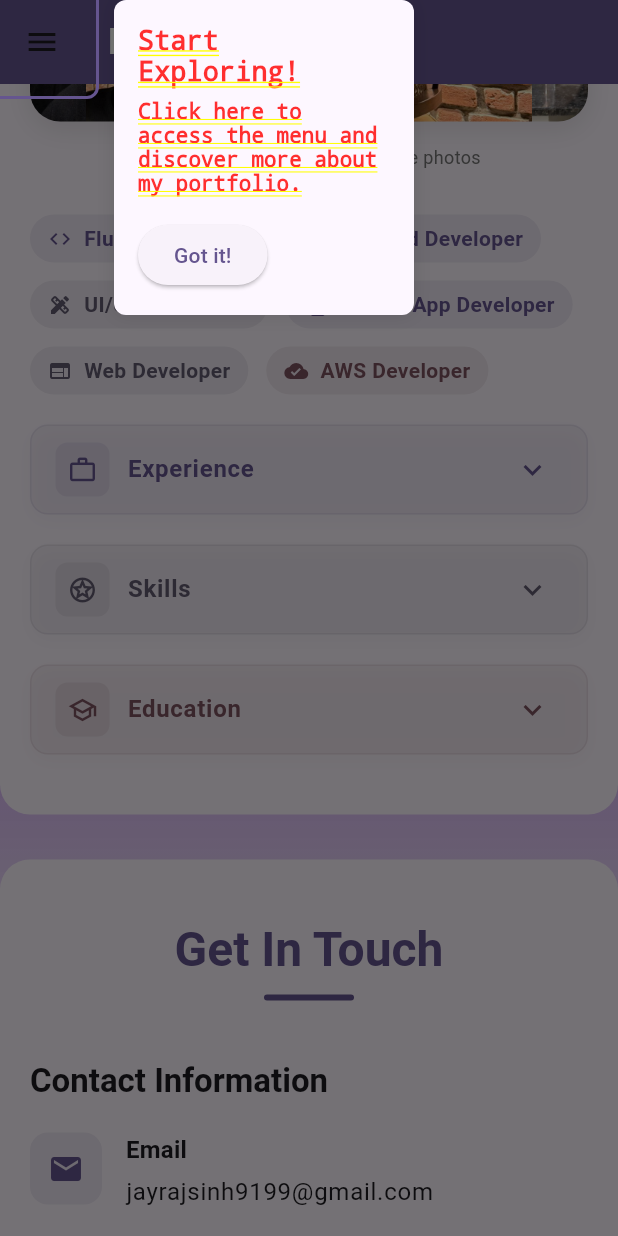
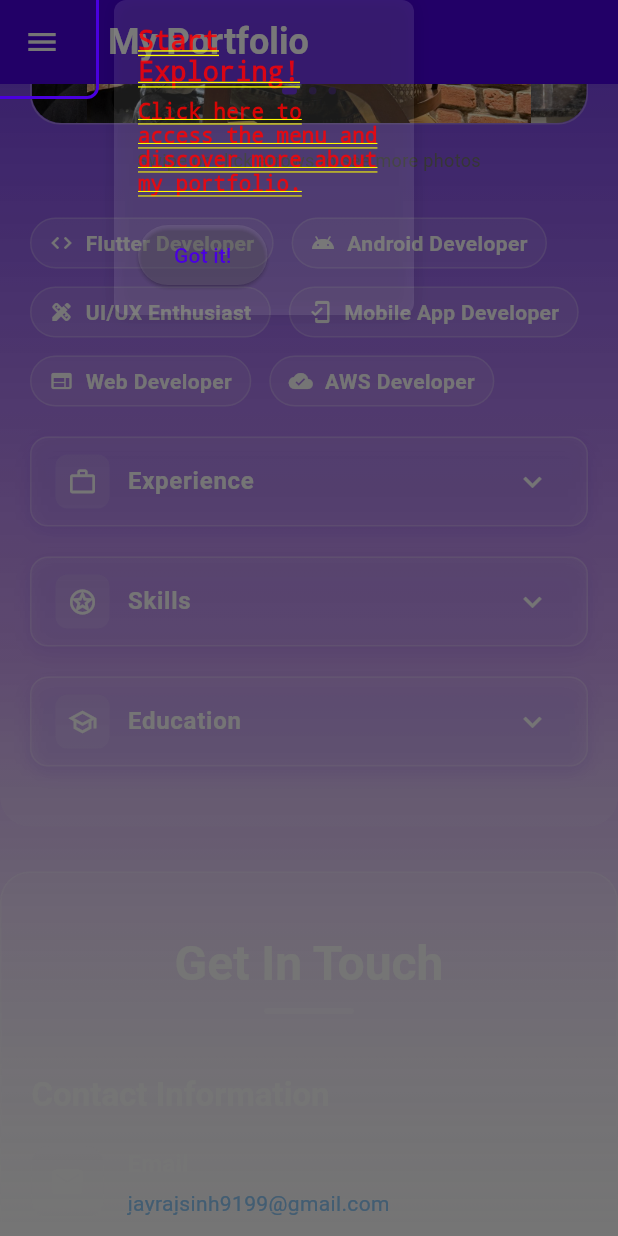
Before and after one commit to Jayrajsinh91/Protfolio, a Flutter app: the screen it shows after launch, scrolled down 1152 dp, on a phone screen of 412 x 824 dp. Run offline on Flutter 3.47's test engine with Material 3 defaults, Android fonts, the phone set to English and light mode, and no system bars; drawn by our look-alikes of flutter_carousel_widget; our stand-ins replace shared_preferences.

Commit message:
Some UI changes

```diff
--- a/lib/main.dart
+++ b/lib/main.dart
@@ -14,21 +14,23 @@ class PortfolioApp extends StatelessWidget {
       title: 'My Portfolio',
       debugShowCheckedModeBanner: false,
       theme: ThemeData(
-        colorScheme: ColorScheme.fromSeed(
-          seedColor: const Color(0xFF6750A4),
-          brightness: Brightness.light,
-        ).copyWith(
-          secondary: const Color(0xFF625B71),
-          tertiary: const Color(0xFF7D5260),
-          background: const Color(0xFFFFFBFE),
+        colorScheme: ColorScheme.light(
+          primary: const Color(0xFF4A00E0),     // Deep Purple
+          secondary: const Color(0xFF8E2DE2),    // Medium Purple
+          surface: Colors.white.withOpacity(0.1),
+          background: Colors.transparent,
+          onSurface: Colors.white,
+          onBackground: Colors.white,
         ),
-        useMaterial3: true,
+        cardColor: Colors.white.withOpacity(0.1),
+        scaffoldBackgroundColor: Colors.transparent,
         textTheme: const TextTheme(
-          bodyLarge: TextStyle(
-            fontFamily: 'Roboto',
-            fontSize: 16,
-            height: 1.5,
-          ),
+          headlineLarge: TextStyle(color: Colors.white),
+          headlineMedium: TextStyle(color: Colors.white),
+          titleLarge: TextStyle(color: Colors.white),
+          titleMedium: TextStyle(color: Colors.white),
+          bodyLarge: TextStyle(color: Colors.white),
+          bodyMedium: TextStyle(color: Colors.white),
         ),
       ),
       home: const HomeScreen(),
--- a/lib/presentation/screens/home_screen.dart
+++ b/lib/presentation/screens/home_screen.dart
@@ -59,17 +59,22 @@ class _HomeScreenState extends State<HomeScreen> {
 
   Widget _buildDrawer() {
     return Drawer(
+      backgroundColor: const Color(0xFF2A1862),  // Dark purple background
       child: Column(
         children: [
           UserAccountsDrawerHeader(
             decoration: BoxDecoration(
-              color: Theme.of(context).colorScheme.primary.withOpacity(0.1),
+              color: const Color(0xFF4A00E0).withOpacity(0.3),  // Lighter purple background
+              border: Border(
+                bottom: BorderSide(
+                  color: Colors.white.withOpacity(0.1),
+                  width: 1,
+                ),
+              ),
             ),
             currentAccountPicture: CircleAvatar(
               radius: 40,
-              backgroundColor: Theme.of(
-                context,
-              ).colorScheme.primary.withOpacity(0.2),
+              backgroundColor: Colors.white.withOpacity(0.1),
               child: ClipOval(
                 child: Image.asset(
                   'assets/images/me1.jpeg',
@@ -79,22 +84,24 @@ class _HomeScreenState extends State<HomeScreen> {
                 ),
               ),
             ),
-            accountName: Text(
+            accountName: const Text(
               'Jayrajsinh Thakor',
               style: TextStyle(
                 fontSize: 18,
                 fontWeight: FontWeight.bold,
-                color: Theme.of(context).colorScheme.onSurface,
+                color: Colors.white,
               ),
             ),
             accountEmail: Text(
               'Software Developer',
               style: TextStyle(
-                color: Theme.of(context).colorScheme.onSurface.withOpacity(0.7),
+                color: Colors.white.withOpacity(0.7),
               ),
             ),
           ),
           Expanded(
+            child: Container(
+              color: const Color(0xFF2A1862),  // Same as drawer background
               child: ListView(
                 padding: EdgeInsets.zero,
                 children: [
@@ -168,6 +175,7 @@ class _HomeScreenState extends State<HomeScreen> {
                 ],
               ),
             ),
+          ),
         ],
       ),
     );
@@ -179,11 +187,32 @@ class _HomeScreenState extends State<HomeScreen> {
     required VoidCallback onTap,
   }) {
     return ListTile(
-      leading: Icon(icon, color: Theme.of(context).colorScheme.primary),
-      title: Text(title, style: const TextStyle(fontSize: 16)),
-      onTap: onTap, // Just call onTap directly
+      leading: SizedBox(
+        width: 32,
+        child: Icon(
+          icon,
+          color: Colors.white,
+          size: 22,
+        ),
+      ),
+      title: Text(
+        title,
+        style: const TextStyle(
+          fontSize: 16,
+          color: Colors.white,
+          height: 1.2,
+        ),
+      ),
+      onTap: onTap,
       dense: true,
-      horizontalTitleGap: 0,
+      visualDensity: VisualDensity.compact,
+      horizontalTitleGap: 8,
+      contentPadding: const EdgeInsets.symmetric(
+        horizontal: 10,
+        vertical: 5,
+      ),
+      hoverColor: Colors.white.withOpacity(0.1),
+      minLeadingWidth: 0,
     );
   }
 
--- a/lib/presentation/screens/sections/about_section.dart
+++ b/lib/presentation/screens/sections/about_section.dart
@@ -32,7 +32,7 @@ class AboutSection extends StatelessWidget {
           'About Me',
           style: Theme.of(context).textTheme.headlineLarge?.copyWith(
                 fontWeight: FontWeight.bold,
-                color: Theme.of(context).colorScheme.primary,
+                color: Colors.white,
               ),
         ),
         const SizedBox(height: 10),
@@ -40,7 +40,7 @@ class AboutSection extends StatelessWidget {
           width: 60,
           height: 4,
           decoration: BoxDecoration(
-            color: Theme.of(context).colorScheme.primary,
+            color: Colors.white.withOpacity(0.3),
             borderRadius: BorderRadius.circular(2),
           ),
         ),
@@ -175,8 +175,11 @@ Widget _buildRoleChip({
   return Container(
     padding: const EdgeInsets.symmetric(horizontal: 12, vertical: 6),
     decoration: BoxDecoration(
-      color: color.withOpacity(0.1),
+      color: Colors.white.withOpacity(0.1),
       borderRadius: BorderRadius.circular(20),
+      border: Border.all(
+        color: Colors.white.withOpacity(0.2),
+      ),
     ),
     child: Row(
       mainAxisSize: MainAxisSize.min,
@@ -184,13 +187,13 @@ Widget _buildRoleChip({
         Icon(
           icon,
           size: 16,
-          color: color,
+          color: Colors.white,
         ),
         const SizedBox(width: 8),
         Text(
           label,
-          style: TextStyle(
-            color: color,
+          style: const TextStyle(
+            color: Colors.white,
             fontWeight: FontWeight.bold,
           ),
         ),
@@ -302,14 +305,14 @@ class _InfoCard extends StatelessWidget {
     return Container(
       width: double.infinity,
       decoration: BoxDecoration(
-        color: color.withOpacity(0.05),
+        color: Colors.white.withOpacity(0.1),
         borderRadius: BorderRadius.circular(12),
         border: Border.all(
-          color: color.withOpacity(0.1),
+          color: Colors.white.withOpacity(0.2),
         ),
         boxShadow: [
           BoxShadow(
-            color: color.withOpacity(0.05),
+            color: const Color(0xFF4A00E0).withOpacity(0.1),
             blurRadius: 10,
             offset: const Offset(0, 4),
           ),
@@ -327,10 +330,14 @@ class _InfoCard extends StatelessWidget {
               Container(
                 padding: const EdgeInsets.all(8),
                 decoration: BoxDecoration(
-                  color: color.withOpacity(0.1),
+                  color: Colors.white.withOpacity(0.1),
                   borderRadius: BorderRadius.circular(8),
                 ),
-                child: Icon(icon, color: color, size: 20),
+                child: Icon(
+                  icon,
+                  color: Colors.white,
+                  size: 20,
+                ),
               ),
               const SizedBox(width: 12),
               Flexible(
@@ -338,15 +345,15 @@ class _InfoCard extends StatelessWidget {
                   title,
                   style: Theme.of(context).textTheme.titleMedium?.copyWith(
                         fontWeight: FontWeight.bold,
-                        color: color,
+                        color: Colors.white,
                         letterSpacing: 0.5,
                       ),
                 ),
               ),
             ],
           ),
-          iconColor: color,
-          collapsedIconColor: color,
+          iconColor: Colors.white,
+          collapsedIconColor: Colors.white,
           childrenPadding: const EdgeInsets.all(16),
           children: [
             SingleChildScrollView(
@@ -408,16 +415,18 @@ class _InfoCard extends StatelessWidget {
                         parts[0].trim(),
                         style: Theme.of(context).textTheme.titleSmall?.copyWith(
                               fontWeight: FontWeight.bold,
-                              color: color,
+                              color: Colors.white,
                             ),
                       ),
                       Text(
                         ' — ',
-                        style: TextStyle(color: color),
+                        style: TextStyle(color: Colors.white),
                       ),
                       Text(
                         parts[1].trim(),
-                        style: Theme.of(context).textTheme.titleSmall,
+                        style: Theme.of(context).textTheme.titleSmall?.copyWith(
+                              color: Colors.white.withOpacity(0.9),
+                            ),
                       ),
                     ],
                   ),
@@ -429,7 +438,7 @@ class _InfoCard extends StatelessWidget {
                     line,
                     style: Theme.of(context).textTheme.titleSmall?.copyWith(
                           fontWeight: line.endsWith(':') ? FontWeight.bold : FontWeight.normal,
-                          color: line.endsWith(':') ? color : null,
+                          color: line.endsWith(':') ? Colors.white : null,
                         ),
                   ),
                 );
--- a/lib/presentation/screens/sections/contact_section.dart
+++ b/lib/presentation/screens/sections/contact_section.dart
@@ -10,7 +10,6 @@ class ContactSection extends StatefulWidget {
 }
 
 class _ContactSectionState extends State<ContactSection> {
-  final _formKey = GlobalKey<FormState>();
   final _nameController = TextEditingController();
   final _emailController = TextEditingController();
   final _messageController = TextEditingController();
@@ -28,8 +27,11 @@ class _ContactSectionState extends State<ContactSection> {
     return Container(
       padding: const EdgeInsets.symmetric(horizontal: 20, vertical: 40),
       decoration: BoxDecoration(
-        color: Theme.of(context).colorScheme.surface,
+        color: Colors.white.withOpacity(0.1),
         borderRadius: BorderRadius.circular(20),
+        border: Border.all(
+          color: Colors.white.withOpacity(0.2),
+        ),
       ),
       child: Column(
         children: [
@@ -50,7 +52,7 @@ class _ContactSectionState extends State<ContactSection> {
           'Get In Touch',
           style: Theme.of(context).textTheme.headlineLarge?.copyWith(
                 fontWeight: FontWeight.bold,
-                color: Theme.of(context).colorScheme.primary,
+                color: Colors.white,
               ),
         ),
         const SizedBox(height: 10),
@@ -58,7 +60,7 @@ class _ContactSectionState extends State<ContactSection> {
           width: 60,
           height: 4,
           decoration: BoxDecoration(
-            color: Theme.of(context).colorScheme.primary,
+            color: Colors.white.withOpacity(0.3),
             borderRadius: BorderRadius.circular(2),
           ),
         ),
@@ -101,100 +103,6 @@ class _MobileLayout extends StatelessWidget {
     );
   }
 }
-
-class _ContactForm extends StatelessWidget {
-  final _formKey = GlobalKey<FormState>();
-  final _nameController = TextEditingController();
-  final _emailController = TextEditingController();
-  final _messageController = TextEditingController();
-
-  _ContactForm({super.key});
-
-  @override
-  Widget build(BuildContext context) {
-    return Form(
-      key: _formKey,
-      child: Column(
-        crossAxisAlignment: CrossAxisAlignment.start,
-        children: [
-          Text(
-            'Send Message',
-            style: Theme.of(context).textTheme.titleLarge?.copyWith(
-                  fontWeight: FontWeight.bold,
-                ),
-          ),
-          const SizedBox(height: 20),
-          _buildTextField(
-            controller: _nameController,
-            label: 'Name',
-            icon: Icons.person_outline,
-          ),
-          const SizedBox(height: 16),
-          _buildTextField(
-            controller: _emailController,
-            label: 'Email',
-            icon: Icons.email_outlined,
-            keyboardType: TextInputType.emailAddress,
-          ),
-          const SizedBox(height: 16),
-          _buildTextField(
-            controller: _messageController,
-            label: 'Message',
-            icon: Icons.message_outlined,
-            maxLines: 5,
-          ),
-          const SizedBox(height: 24),
-          SizedBox(
-            width: double.infinity,
-            child: ElevatedButton.icon(
-              onPressed: () {
-                if (_formKey.currentState!.validate()) {
-                  // TODO: Implement send message functionality
-                }
-              },
-              icon: const Icon(Icons.send),
-              label: const Text('Send Message'),
-              style: ElevatedButton.styleFrom(
-                padding: const EdgeInsets.all(16),
-              ),
-            ),
-          ),
-        ],
-      ),
-    );
-  }
-
-  Widget _buildTextField({
-    required TextEditingController controller,
-    required String label,
-    required IconData icon,
-    TextInputType? keyboardType,
-    int maxLines = 1,
-  }) {
-    return TextFormField(
-      controller: controller,
-      keyboardType: keyboardType,
-      maxLines: maxLines,
-      decoration: InputDecoration(
-        labelText: label,
-        prefixIcon: Icon(icon),
-        border: OutlineInputBorder(
-          borderRadius: BorderRadius.circular(12),
-        ),
-      ),
-      validator: (value) {
-        if (value == null || value.isEmpty) {
-          return 'Please enter $label';
-        }
-        if (label == 'Email' && !value.contains('@')) {
-          return 'Please enter a valid email';
-        }
-        return null;
-      },
-    );
-  }
-}
-
 class _ContactInfo extends StatelessWidget {
   @override
   Widget build(BuildContext context) {
@@ -283,7 +191,9 @@ class _ContactInfo extends StatelessWidget {
     required String title,
     required String content,
   }) {
-    return Padding(
+    return InkWell(
+      onTap: title == 'Email' ? () => _launchEmail(content) : null,
+      child: Padding(
         padding: const EdgeInsets.only(bottom: 20),
         child: Row(
           crossAxisAlignment: CrossAxisAlignment.start,
@@ -291,12 +201,12 @@ class _ContactInfo extends StatelessWidget {
             Container(
               padding: const EdgeInsets.all(12),
               decoration: BoxDecoration(
-              color: Theme.of(context).colorScheme.primary.withOpacity(0.1),
+                color: Colors.white.withOpacity(0.1),
                 borderRadius: BorderRadius.circular(12),
               ),
               child: Icon(
                 icon,
-              color: Theme.of(context).colorScheme.primary,
+                color: Colors.white,
               ),
             ),
             const SizedBox(width: 16),
@@ -307,18 +217,41 @@ class _ContactInfo extends StatelessWidget {
                   title,
                   style: Theme.of(context).textTheme.titleMedium?.copyWith(
                         fontWeight: FontWeight.bold,
+                        color: Colors.white,
                       ),
                 ),
                 const SizedBox(height: 4),
                 Text(
                   content,
-                style: Theme.of(context).textTheme.bodyLarge,
+                  style: TextStyle(
+                    color: title == 'Email'
+                        ? Colors.blue[200]
+                        : Colors.white,
+                    decoration: title == 'Email'
+                        ? TextDecoration.underline
+                        : null,
+                  ),
                 ),
               ],
             ),
           ],
         ),
+      ),
     );
+  }
+
+  void _launchEmail(String email) async {
+    final Uri emailUri = Uri.parse(
+      'mailto:$email?subject=${Uri.encodeComponent("Hello from Portfolio Visitor")}'
+    );
+
+    try {
+      if (!await url_launcher.launchUrl(emailUri)) {
+        throw 'Could not launch email client';
+      }
+    } catch (e) {
+      debugPrint('Error launching email: $e');
+    }
   }
 
   Widget _buildSocialButton({
@@ -331,9 +264,14 @@ class _ContactInfo extends StatelessWidget {
       icon: Icon(icon),
       label: Text(label),
       style: ElevatedButton.styleFrom(
+        backgroundColor: Colors.white.withOpacity(0.1),
+        foregroundColor: Colors.white,
         padding: const EdgeInsets.symmetric(
           horizontal: 20,
           vertical: 12,
+        ),
+        side: BorderSide(
+          color: Colors.white.withOpacity(0.2),
         ),
       ),
     );
--- a/lib/presentation/screens/widgets/image_carousel.dart
+++ b/lib/presentation/screens/widgets/image_carousel.dart
@@ -24,14 +24,11 @@ class _ImageCarouselState extends State<ImageCarousel> {
       children: [
         Container(
           decoration: BoxDecoration(
+            color: Colors.white.withOpacity(0.1),
             borderRadius: BorderRadius.circular(20),
-            boxShadow: [
-              BoxShadow(
-                color: Colors.black.withAlpha(26),
-                blurRadius: 15,
-                offset: const Offset(0, 5),
-              ),
-            ],
+            border: Border.all(
+              color: Colors.white.withOpacity(0.2),
+            ),
           ),
           child: ClipRRect(
             borderRadius: BorderRadius.circular(20),
```
Lines whose indentation alone changed are shown as unchanged.
